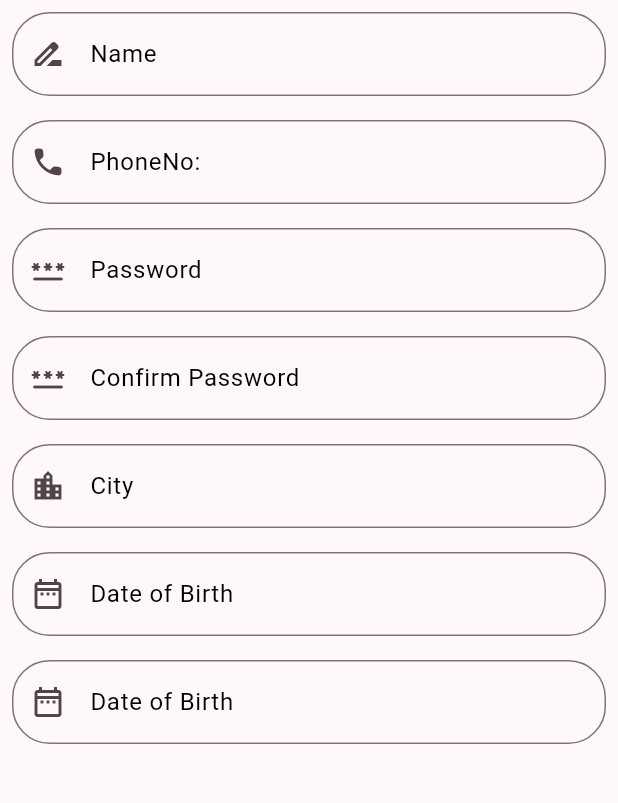
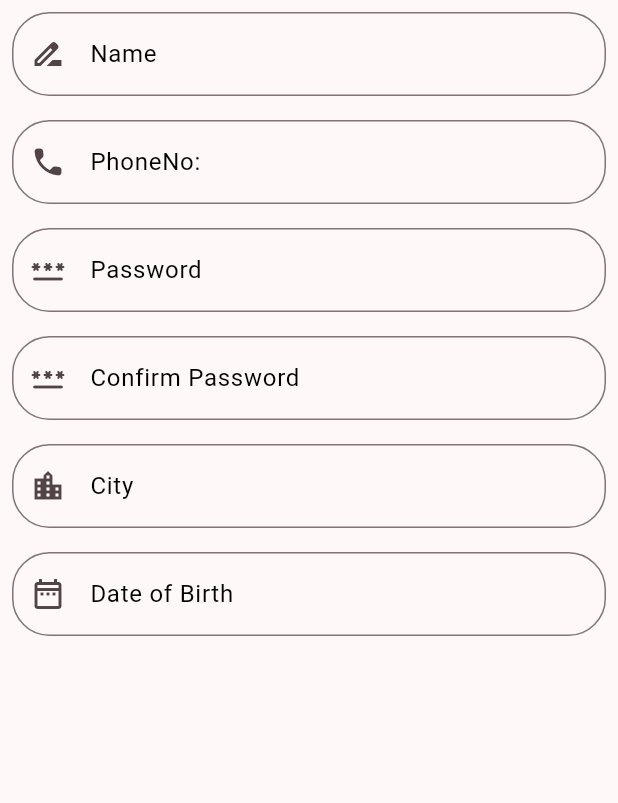
Before and after one commit to Fuzail-Raza/Pet-Care-App, a Flutter app: the screen it shows after launch, after a tap on "SignUp", on a phone screen of 412 x 824 dp, the part 84-887 px from its top. Run offline on Flutter 3.47's test engine with Material 3 defaults, Android fonts, the phone set to English and light mode, and no system bars.

Commit message:
Fixes Splash and Login

```diff
--- a/pet_care/lib/LoginPage.dart
+++ b/pet_care/lib/LoginPage.dart
@@ -68,7 +68,7 @@ class _LoginState extends State<Login> {
                child: ElevatedButton(onPressed: (){
 
                }, child: Text("LogIn"),style: ButtonStyle(
-                 minimumSize:MaterialStateProperty.all(Size(200,40)) ,
+                 minimumSize:MaterialStateProperty.all(Size(180,50)) ,
                  elevation: MaterialStateProperty.all(5)
                ),
                ),
--- a/pet_care/lib/SignUpPage.dart
+++ b/pet_care/lib/SignUpPage.dart
@@ -23,7 +23,8 @@ class _SignUpState extends State<SignUp> {
       appBar: AppBar(
         title: Text("Pet Care"),
       ),
-      body: Container(
+      body: SingleChildScrollView(
+        child: Container(
           child: Column(
             children: [
               uiHelper.customTextField(NameController, "Name", Icons.drive_file_rename_outline, false),
@@ -32,29 +33,42 @@ class _SignUpState extends State<SignUp> {
               uiHelper.customTextField(NameController, "Confirm Password", Icons.password_rounded, false),
               uiHelper.customTextField(NameController, "City", Icons.location_city_outlined, false),
               uiHelper.customDateField(() {DatePickerDialog(firstDate: DateTime(1947), lastDate: DateTime.now()); }, DateOfBirthController, "Date of Birth", Icons.date_range_outlined, false)
-            ,Padding(
-            padding: const EdgeInsets.all(8.0),
-        child: InkWell(
-          child: TextField(
-            controller: DateOfBirthController,
-            obscureText: false,
-
-            decoration: InputDecoration(
-                label: Text("Date of Birth"),
-                prefixIcon: Icon(Icons.date_range_outlined),
-                border: OutlineInputBorder(
-                    borderRadius: BorderRadius.circular(25)
-                )
+              ,
+            ],
           ),
-          ),
-          onTap: () {
-            showTimePicker(context: context, initialTime: TimeOfDay.now());
-          },
-        ),
-      ),
-          ],
         ),
       ),
     );
   }
 }
+
+
+//
+//
+// Row(
+// children: [
+// TextField(
+// controller: DateOfBirthController,
+// obscureText: false,
+//
+// decoration: InputDecoration(
+// label: Text("Date of Birth"),
+// prefixIcon: Icon(Icons.date_range_outlined),
+// border: OutlineInputBorder(
+// borderRadius: BorderRadius.circular(25)
+// )
+// ),
+// ),
+// ElevatedButton(onPressed: () async {
+// DateTime? datePicked= await showDatePicker(
+// context: context,
+// // initialDate: DateTime.now(),
+// firstDate: DateTime(2020),
+// lastDate: DateTime(2024));
+// if (datePicked!=null){
+// print("Time : $datePicked");
+// }
+// }, child:  Text("Select "),
+// )
+// ],
+// ),
--- a/pet_care/lib/SplashScreen.dart
+++ b/pet_care/lib/SplashScreen.dart
@@ -31,25 +31,29 @@ class SplashScreenState extends State<SplashScreen>{
 
     return Scaffold(
       // ScreenSwitching
-        body:Column(
+        body:Container(
+          color: Colors.accents[7],
+          child: Column(
+            mainAxisAlignment: MainAxisAlignment.center,
             children: [
-            SizedBox(
-              height: 250,
-            ),
               Container(
-              height: 200,
+                height: 400,
                 decoration: const BoxDecoration(
                   image: DecorationImage(
-                  image: AssetImage('assets/images/bgNo.png'), // Path to your image
-                  fit: BoxFit.cover,
+                    image: AssetImage('assets/images/petPic.png'), // Path to your image
+                    fit: BoxFit.fill,
                   ),
                 ),
               ),
-            Container(
+              Padding(
+                padding: const EdgeInsets.only(top: 60,left: 30),
+                child: Container(
                   // color: Colors.blue,
                   child: Center(child: Text("Pet Care.io",style: TextStyle(fontSize: 34,fontWeight: FontWeight.w700,color: Colors.blueGrey))),
                 ),
+              ),
             ],
+          ),
         )
     );
 
```
Lines whose indentation alone changed are shown as unchanged.
